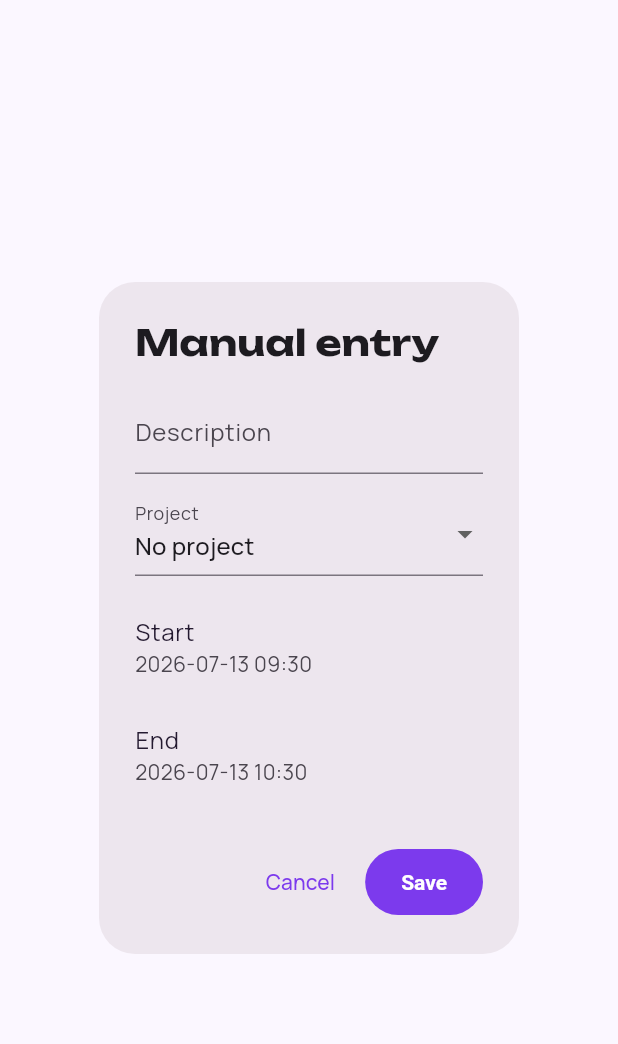
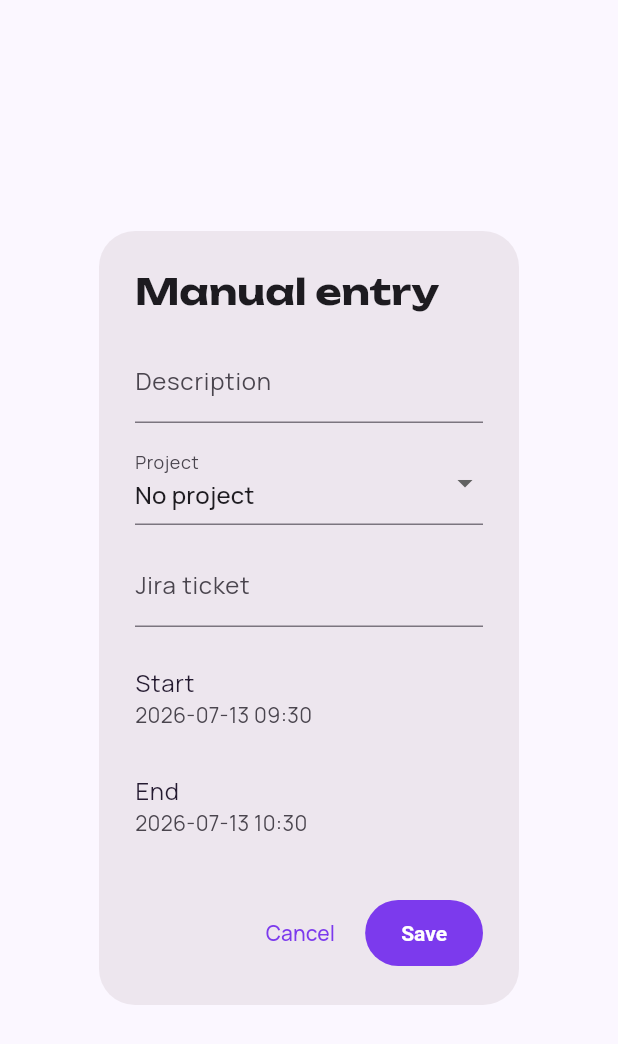
Before and after one commit to mordilion/Hickory, a Flutter app: the _ManualEntryDialog widget shown alone on an empty page, opened directly, on a phone screen of 412 x 824 dp. Shown: the top 1044 px of the screen. Run offline on Flutter 3.47's test engine with Material 3 defaults, Android fonts, the phone set to English and light mode, and no system bars; our stand-ins replace csv, drift, file_picker, flutter_riverpod, flutter_secure_storage, google_fonts and 4 more; missing offline and left inert: launch_at_startup, tray_manager, window_manager; accounts and stored records are empty; generated files the repository leaves out were written again; statements that could not run were skipped.

Commit message:
feat(entries): add jira ticket field to the manual entry dialog

```diff
--- a/lib/features/entries/manual_entry_dialog.dart
+++ b/lib/features/entries/manual_entry_dialog.dart
@@ -8,6 +8,7 @@ import '../../core/di/sync_providers.dart';
 import '../../core/format/date_format.dart';
 import '../../data/drift/database.dart';
 import '../../l10n/app_localizations.dart';
+import '../jira/widgets/jira_ticket_field.dart';
 import '../projects/projects_providers.dart';
 
 Future<void> showManualEntryDialog(
@@ -35,6 +36,7 @@ class _ManualEntryDialogState extends ConsumerState<_ManualEntryDialog> {
   late DateTime _startAt;
   late DateTime _endAt;
   String? _projectId;
+  String? _jiraTicketKey;
 
   @override
   void initState() {
@@ -44,6 +46,7 @@ class _ManualEntryDialogState extends ConsumerState<_ManualEntryDialog> {
     _startAt = existing?.startAt.toLocal() ?? DateTime.now().subtract(const Duration(hours: 1));
     _endAt = existing?.endAt?.toLocal() ?? DateTime.now();
     _projectId = existing?.projectId;
+    _jiraTicketKey = existing?.jiraTicketKey;
   }
 
   @override
@@ -96,6 +99,7 @@ class _ManualEntryDialogState extends ConsumerState<_ManualEntryDialog> {
         endAt: _endAt,
         projectId: _projectId,
         description: description,
+        jiraTicketKey: _jiraTicketKey,
       );
     } else {
       await writes.updateEntry(
@@ -104,6 +108,7 @@ class _ManualEntryDialogState extends ConsumerState<_ManualEntryDialog> {
         endAt: Value(_endAt.toUtc()),
         projectId: Value(_projectId),
         description: Value(description),
+        jiraTicketKey: Value(_jiraTicketKey),
       );
     }
     if (mounted) Navigator.of(context).pop();
@@ -147,6 +152,11 @@ class _ManualEntryDialogState extends ConsumerState<_ManualEntryDialog> {
               error: (e, _) => Text(l10n.entriesError(e.toString())),
             ),
             const SizedBox(height: 12),
+            JiraTicketField(
+              initialValue: _jiraTicketKey,
+              onChanged: (value) => setState(() => _jiraTicketKey = value),
+            ),
+            const SizedBox(height: 12),
             ListTile(
               contentPadding: EdgeInsets.zero,
               title: Text(l10n.entriesStartLabel),
```
